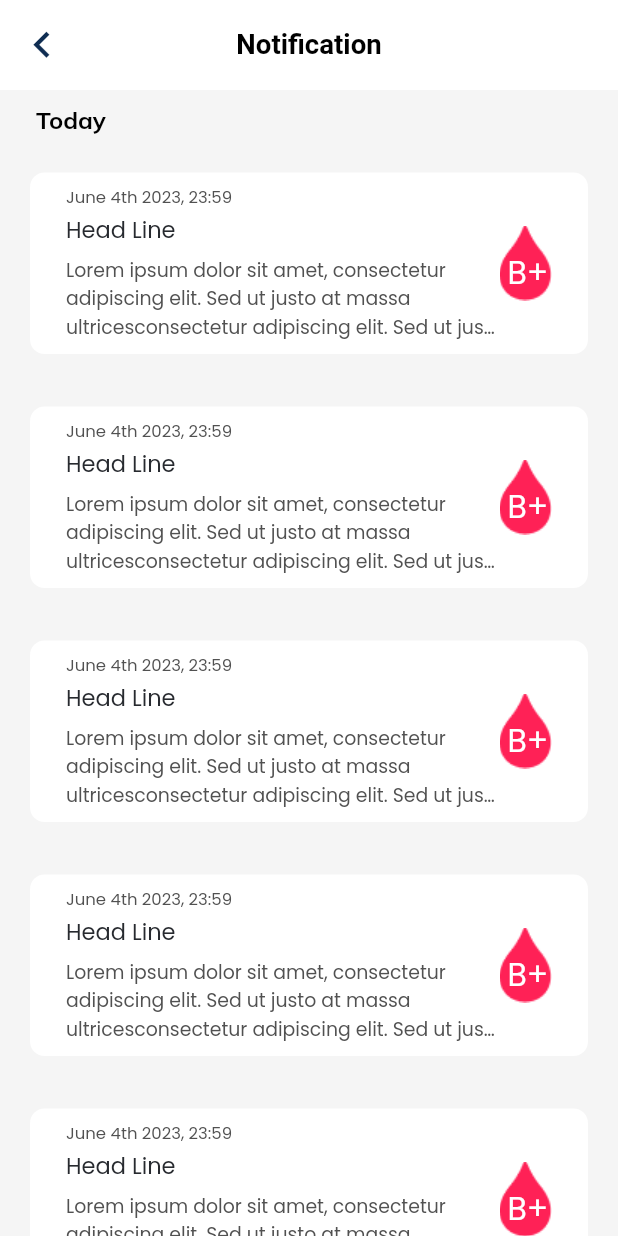
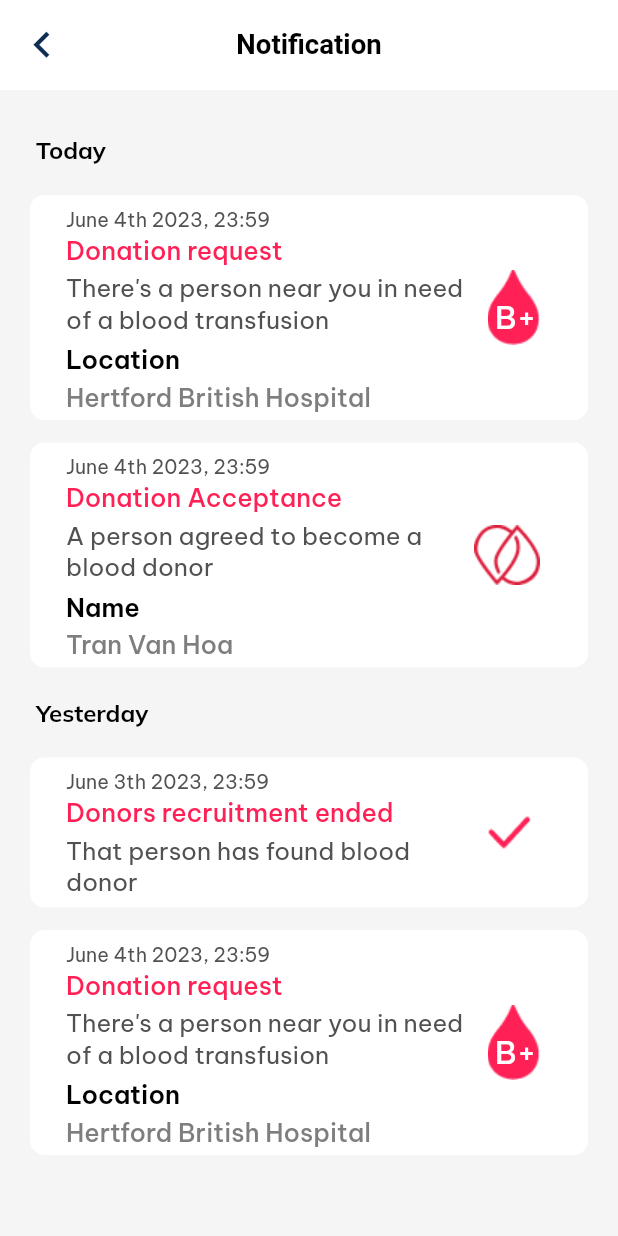
Before and after one commit to dscdut/bloodbond, a Flutter app: the _NotificationView screen opened directly, on a phone screen of 412 x 824 dp. Run offline on Flutter 3.47's test engine with Material 2 defaults, Android fonts, the phone set to English and light mode, and no system bars; our stand-ins replace bloc, carousel_slider, dio, dropdown_button2, easy_localization, equatable and 11 more; missing offline and left inert: flutter_polyline_points, google_maps_flutter_android, google_maps_flutter_platform_interface; accounts and stored records are empty.

```diff
--- a/mobile/lib/common/theme/color_styles.dart
+++ b/mobile/lib/common/theme/color_styles.dart
@@ -44,4 +44,5 @@ abstract class ColorStyles {
   static const Color cultured = Color(0xFFF5F5F5);
   static const Color concrete = Color(0xFFF2F2F2);
   static const Color silver = Color(0xFFBEBEBE);
+  static const Color boldGray = Color(0xFF7E7E7E);
 }
--- a/mobile/lib/features/auth/widgets/login_footer.widget.dart
+++ b/mobile/lib/features/auth/widgets/login_footer.widget.dart
@@ -18,7 +18,7 @@ class _LoginFooterState extends State<LoginFooter> {
     return Column(
       children: [
         Padding(
-          padding: const EdgeInsets.symmetric(vertical: 10),
+          padding: const EdgeInsets.symmetric(),
           child: Row(
             mainAxisAlignment: MainAxisAlignment.center,
             children: [
--- a/mobile/lib/features/auth/widgets/login_form.widget.dart
+++ b/mobile/lib/features/auth/widgets/login_form.widget.dart
@@ -52,6 +52,7 @@ class _LoginFormState extends State<LoginForm> {
           Padding(
             padding: const EdgeInsets.fromLTRB(40, 5, 40, 0),
             child: AppTextFormField(
+              isObscure: true,
               hintText: LocaleKeys.validator_password_required.tr(),
               fillColor: ColorStyles.concrete,
               hintColor: ColorStyles.silver,
--- a/mobile/lib/features/auth/widgets/login_other_method.widget.dart
+++ b/mobile/lib/features/auth/widgets/login_other_method.widget.dart
@@ -18,7 +18,7 @@ class _LoginOtherMethodState extends State<LoginOtherMethod> {
     return Column(
       children: [
         Padding(
-          padding: const EdgeInsets.symmetric(vertical: 5),
+          padding: const EdgeInsets.symmetric(),
           child: Row(
             children: [
               Expanded(
--- a/mobile/lib/features/find_donors/widgets/campaign_card.dart
+++ b/mobile/lib/features/find_donors/widgets/campaign_card.dart
@@ -11,7 +11,7 @@ class CampaignCard extends StatelessWidget {
   @override
   Widget build(BuildContext context) {
     return Padding(
-      padding: const EdgeInsets.fromLTRB(20, 10, 20, 10),
+      padding: const EdgeInsets.fromLTRB(10, 10, 10, 10),
       child: Container(
         width: 336,
         height: 172,
@@ -24,7 +24,15 @@ class CampaignCard extends StatelessWidget {
             const SizedBox(
               height: 3,
             ),
-            Image.asset(campaignImage),
+            Padding(
+              padding: const EdgeInsets.fromLTRB(5, 2, 5, 0),
+              child: Image.asset(
+                campaignImage,
+                height: 125,
+                width: double.infinity,
+                fit: BoxFit.fill,
+              ),
+            ),
             const SizedBox(
               height: 4.5,
             ),
@@ -48,7 +56,7 @@ class CampaignCard extends StatelessWidget {
                 textAlign: TextAlign.left,
                 style: TextStyle(
                   color: Color(0xFF272A2F),
-                  fontSize: 13,
+                  fontSize: 16,
                   fontFamily: 'BeVietNamPro',
                   fontWeight: FontWeight.w600,
                 ),
--- a/mobile/lib/features/map/bloc/map/map.bloc.dart
+++ b/mobile/lib/features/map/bloc/map/map.bloc.dart
@@ -57,7 +57,8 @@ class MapsBloc extends Bloc<MapsEvent, MapsState> {
     final Uint8List customMarker = await getBytesFromAsset(
       path:
           Assets.icons.maps.icMyLocationPng.path, //paste the custom image path
-      width: 100, // size of custom image as marker
+      width: 50
+      , // size of custom image as marker
     );
 
     final Set<Marker> myLocationMarker = {
@@ -125,7 +126,7 @@ class MapsBloc extends Bloc<MapsEvent, MapsState> {
       final Uint8List customMarker = await getBytesFromAsset(
         path: Assets
             .icons.maps.icMyLocationPng.path, //paste the custom image path
-        width: 100, // size of custom image as marker
+        width: 50, // size of custom image as marker
       );
 
       final Set<Marker> markers = {
--- a/mobile/lib/features/map/view/map.view.dart
+++ b/mobile/lib/features/map/view/map.view.dart
@@ -1,5 +1,4 @@
 import 'dart:async';
-import 'dart:developer';
 
 import 'package:bloodbond/common/constants/blood_enum.dart';
 import 'package:bloodbond/common/constants/constants.dart';
@@ -57,6 +56,7 @@ class _MapPageState extends State<MapPage> {
     PolylineResult result = await polylinePoints.getRouteBetweenCoordinates(
       AppFlavor.googleMapApiKey,
       PointLatLng(state.myLocation!.latitude, state.myLocation!.longitude),
+      PointLatLng(defaultLocation.latitude, defaultLocation.longitude),
     );
 
     this.polylineCoordinates = polylineCoordinates;
@@ -213,7 +213,7 @@ class _MapView extends StatelessWidget {
                 Circle(
                   circleId: const CircleId('myLocation'),
                   center: state.myLocation ?? defaultLocation,
-                  radius: (5) * 1000,
+                  radius: (5) * 500,
                   fillColor: const Color(0xFFFF2156).withOpacity(0.1),
                   strokeColor: Colors.transparent,
                   strokeWidth: 0,
--- a/mobile/lib/features/my_information/widgets/avatar_blood_name.widget.dart
+++ b/mobile/lib/features/my_information/widgets/avatar_blood_name.widget.dart
@@ -1,6 +1,5 @@
-import 'package:bloodbond/common/constants/blood_enum.dart';
 import 'package:bloodbond/common/theme/text_styles.dart';
-import 'package:bloodbond/common/widgets/blood_type.widget.dart';
+import 'package:bloodbond/generated/assets.gen.dart';
 import 'package:flutter/material.dart';
 import 'package:flutter_screenutil/flutter_screenutil.dart';
 
@@ -15,20 +14,12 @@ class AvatarBloodName extends StatelessWidget {
           clipBehavior: Clip.none,
           children: [
             ClipOval(
-              child: Image.network(
-                'https://images.thedirect.com/media/article_full/avatar-sons.jpg',
+              child: Assets.icons.profile.avatar.image(
                 width: 100,
                 height: 100,
                 fit: BoxFit.cover,
               ),
             ),
-            // Positioned(
-            //   bottom: -15,
-            //   right: -10,
-            //   child: BloodTypeWidget(
-            //     bloodType: BloodType.abPlus.name,
-            //   ),
-            // ),
           ],
         ),
         SizedBox(
--- a/mobile/lib/features/my_information/widgets/certificates_box.widget.dart
+++ b/mobile/lib/features/my_information/widgets/certificates_box.widget.dart
@@ -30,7 +30,7 @@ class CertificateBox extends StatelessWidget {
         children: [
           Padding(
             padding: const EdgeInsets.only(left: 24, top: 10),
-            child: Container(
+            child: SizedBox(
               width: 260,
               child: Column(
                 crossAxisAlignment: CrossAxisAlignment.start,
--- a/mobile/lib/features/notification/view/notification.view.dart
+++ b/mobile/lib/features/notification/view/notification.view.dart
@@ -1,4 +1,5 @@
 import 'package:bloodbond/common/theme/app_size.dart';
+import 'package:bloodbond/common/theme/color_styles.dart';
 import 'package:bloodbond/common/widgets/common_app_bar.widget.dart';
 import 'package:bloodbond/generated/assets.gen.dart';
 import 'package:flutter/material.dart';
@@ -6,7 +7,7 @@ import 'package:flutter_bloc/flutter_bloc.dart';
 import 'package:bloodbond/features/notification/bloc/notification.bloc.dart';
 
 class NotificationPage extends StatelessWidget {
-  const NotificationPage({super.key});
+  const NotificationPage({Key? key}) : super(key: key);
 
   @override
   Widget build(BuildContext context) {
@@ -20,6 +21,133 @@ class NotificationPage extends StatelessWidget {
 class _NotificationView extends StatelessWidget {
   const _NotificationView();
 
+  Widget _buildDateHeader(String text) {
+    return Padding(
+      padding: const EdgeInsets.only(top: 10, bottom: 5, left: 4),
+      child: Text(
+        text,
+        style: const TextStyle(
+          fontSize: 16,
+          fontWeight: FontWeight.w600,
+          color: Color(0xFF000000),
+        ),
+      ),
+    );
+  }
+
+  Widget _buildNotificationItem(
+    double height,
+    String date,
+    String title,
+    String content,
+    String location,
+    String information,
+    Image imageAsset,
+    bool showBloodType,
+    bool showLocationInfo,
+  ) {
+    return Container(
+      margin: const EdgeInsets.only(top: 5),
+      width: double.infinity,
+      height: height,
+      padding: const EdgeInsets.symmetric(horizontal: 24, vertical: 8),
+      decoration: BoxDecoration(
+        color: Colors.white,
+        borderRadius: BorderRadius.circular(9.68),
+      ),
+      child: Row(
+        children: [
+          Expanded(
+            child: Column(
+              mainAxisSize: MainAxisSize.min,
+              crossAxisAlignment: CrossAxisAlignment.start,
+              children: [
+                Text(
+                  date,
+                  style: const TextStyle(
+                    fontFamily: 'BeVietnamPro',
+                    fontSize: 13,
+                    color: Color(0xFF515151),
+                  ),
+                ),
+                const SizedBox(height: 2),
+                Text(
+                  title,
+                  style: const TextStyle(
+                    fontFamily: 'BeVietnamPro',
+                    fontSize: 17,
+                    fontWeight: FontWeight.w500,
+                    color: ColorStyles.primary,
+                  ),
+                ),
+                const SizedBox(height: 3),
+                Text(
+                  content,
+                  style: const TextStyle(
+                    fontFamily: 'BeVietnamPro',
+                    fontSize: 16.5,
+                    color: Color(0xFF515151),
+                  ),
+                  maxLines: 3,
+                  overflow: TextOverflow.ellipsis,
+                ),
+                const SizedBox(height: 3),
+                if (showLocationInfo) // Hiển thị thông tin Location khi cần
+                  Column(
+                    crossAxisAlignment: CrossAxisAlignment.start,
+                    children: [
+                      const SizedBox(height: 3),
+                      Text(
+                        location, // Sử dụng thông tin location
+                        style: const TextStyle(
+                          fontFamily: 'BeVietnamPro',
+                          fontSize: 17,
+                          fontWeight: FontWeight.w600,
+                          color: Colors.black,
+                        ),
+                      ),
+                      const SizedBox(height: 3),
+                      Text(
+                        information, // Sử dụng thông tin information
+                        style: const TextStyle(
+                          fontFamily: 'BeVietnamPro',
+                          fontSize: 17,
+                          fontWeight: FontWeight.w500,
+                          color: ColorStyles.boldGray,
+                        ),
+                      ),
+                    ],
+                  ),
+              ],
+            ),
+          ),
+          Padding(
+            padding: const EdgeInsets.all(8.0),
+            child: Stack(
+              children: [
+                imageAsset,
+                if (showBloodType)
+                  const Positioned(
+                    right: 2.5,
+                    bottom: 5,
+                    child: Text(
+                      'B+',
+                      style: TextStyle(
+                        fontFamily: 'BeVietnamPro',
+                        fontSize: 21,
+                        fontWeight: FontWeight.w500,
+                        color: Colors.white,
+                      ),
+                    ),
+                  ),
+              ],
+            ),
+          )
+        ],
+      ),
+    );
+  }
+
   @override
   Widget build(BuildContext context) {
     return BlocBuilder<NotificationBloc, NotificationState>(
@@ -31,98 +159,69 @@ class _NotificationView extends StatelessWidget {
           ),
           backgroundColor: const Color(0xFFF5F5F5),
           body: ListView.separated(
-            padding: const EdgeInsets.only(
-              left: AppSize.horizontalSpace,
-              right: AppSize.horizontalSpace,
-              bottom: AppSize.horizontalSpace + kBottomNavigationBarHeight,
+            padding: const EdgeInsets.symmetric(
+              horizontal: AppSize.horizontalSpace,
+              vertical: AppSize.horizontalSpace,
             ),
-            itemCount: 11, // Increase the item count to include the header
+            itemCount: 6,
             separatorBuilder: (context, index) => const SizedBox(height: 10),
             itemBuilder: (context, index) {
-              if (index == 0) {
-                return const Padding(
-                  padding: EdgeInsets.only(top: 10, bottom: 5, left: 4),
-                  child: Text(
-                    'Today',
-                    style: TextStyle(
-                      fontSize: 16,
-                      fontWeight: FontWeight.w600,
-                      color: Color(0xFF000000),
-                    ),
-                  ),
-                );
+              switch (index) {
+                case 0:
+                  return _buildDateHeader('Today');
+                case 1:
+                  return _buildNotificationItem(
+                    150,
+                    'June 4th 2023, 23:59',
+                    'Donation request',
+                    "There's a person near you in need of a blood transfusion",
+                    'Location',
+                    'Hertford British Hospital',
+                    Assets.icons.notification.blood.image(),
+                    true,
+                    true,
+                  );
+                case 2:
+                  return _buildNotificationItem(
+                    150,
+                    'June 4th 2023, 23:59',
+                    'Donation Acceptance',
+                    'A person agreed to become a blood donor',
+                    'Name',
+                    'Tran Van Hoa',
+                    Assets.icons.notification.doubleBlood.image(),
+                    false,
+                    true,
+                  );
+                case 3:
+                  return _buildDateHeader('Yesterday');
+                case 4:
+                  return _buildNotificationItem(
+                    100,
+                    'June 3th 2023, 23:59',
+                    'Donors recruitment ended',
+                    'That person has found blood donor',
+                    '',
+                    '',
+                    Assets.icons.notification.checkedIcon.image(),
+                    false,
+                    false,
+                  );
+                case 5:
+                  return _buildNotificationItem(
+                    150,
+                    'June 4th 2023, 23:59',
+                    'Donation request',
+                    "There's a person near you in need of a blood transfusion",
+                    'Location',
+                    'Hertford British Hospital',
+                    Assets.icons.notification.blood.image(),
+                    true,
+                    true,
+                  );
+                default:
+                  return null;
               }
-              return Container(
-                margin: const EdgeInsets.only(top: 10, bottom: 15),
-                width: double.infinity,
-                height: 121,
-                padding:
-                    const EdgeInsets.symmetric(horizontal: 24, vertical: 8),
-                decoration: BoxDecoration(
-                  color: Colors.white,
-                  borderRadius: BorderRadius.circular(9.68),
-                ),
-                child: Row(
-                  children: [
-                    Expanded(
-                      child: Column(
-                        mainAxisSize: MainAxisSize.min,
-                        crossAxisAlignment: CrossAxisAlignment.start,
-                        children: const [
-                          Text(
-                            'June 4th 2023, 23:59',
-                            style: TextStyle(
-                              fontFamily: 'Poppins',
-                              fontSize: 11,
-                              color: Color(0xFF515151),
-                            ),
-                          ),
-                          SizedBox(height: 2),
-                          Text(
-                            'Head Line',
-                            style: TextStyle(
-                              fontFamily: 'Poppins',
-                              fontSize: 15,
-                              color: Color(0xFF272A2F),
-                            ),
-                          ),
-                          SizedBox(height: 6),
-                          Text(
-                            'Lorem ipsum dolor sit amet, '
-                            'consectetur adipiscing elit. Sed ut justo at massa ultrices'
-                            'consectetur adipiscing elit. Sed ut justo at massa ultrices'
-                            'consectetur adipiscing elit. Sed ut justo at massa ultrices',
-                            style: TextStyle(
-                              fontFamily: 'Poppins',
-                              fontSize: 12.58,
-                              color: Color(0xFF515151),
-                            ),
-                            maxLines: 3,
-                            overflow: TextOverflow.ellipsis,
-                          ),
-                        ],
-                      ),
-                    ),
-                    Stack(
-                      children: [
-                        Assets.icons.notification.blood.image(),
-                        const Positioned(
-                          right: 2.5,
-                          bottom: 3,
-                          child: Text(
-                            'B+',
-                            style: TextStyle(
-                              fontFamily: 'Poppins',
-                              fontSize: 21,
-                              color: Colors.white,
-                            ),
-                          ),
-                        ),
-                      ],
-                    )
-                  ],
-                ),
-              );
             },
           ),
         );
--- a/mobile/lib/flavors.dart
+++ b/mobile/lib/flavors.dart
@@ -24,11 +24,11 @@ class AppFlavor {
   static String get title {
     switch (appFlavor) {
       case Flavor.DEV:
-        return 'BloodChain DEV';
+        return 'BloodBond DEV';
       case Flavor.QA:
-        return 'BloodChain QA';
+        return 'BloodBond QA';
       case Flavor.STAGING:
-        return 'BloodChain';
+        return 'BloodBond';
       default:
         return 'title';
     }
--- a/mobile/lib/router/app_router.dart
+++ b/mobile/lib/router/app_router.dart
@@ -1,3 +1,5 @@
+import 'package:bloodbond/common/enums/page_transition_type.dart';
+import 'package:bloodbond/common/widgets/transition_page_route.dart';
 import 'package:bloodbond/data/models/nft.model.dart';
 import 'package:bloodbond/features/auth/auth.dart';
 import 'package:bloodbond/features/donation_request/donation_request.dart';
@@ -58,25 +60,28 @@ abstract class AppRouter {
           },
         );
       case welcome:
-        return MaterialPageRoute(
+        return TransitionPageRoute(
           settings: settings,
           builder: (_) {
             return const WelcomePage();
           },
+          type: PageTransitionType.fade,
         );
       case login:
-        return MaterialPageRoute(
+        return TransitionPageRoute(
           settings: settings,
           builder: (_) {
             return const LoginPage();
           },
+          type: PageTransitionType.fade,
         );
       case finish:
-        return MaterialPageRoute(
+        return TransitionPageRoute(
           settings: settings,
           builder: (_) {
             return const FinishVerifyPage();
           },
+          type: PageTransitionType.fade,
         );
       case forgotPassword:
         return MaterialPageRoute(
@@ -86,11 +91,12 @@ abstract class AppRouter {
           },
         );
       case root:
-        return MaterialPageRoute(
+        return TransitionPageRoute(
           settings: settings,
           builder: (_) {
             return const RootPage();
           },
+          type: PageTransitionType.fade,
         );
       case donationRequest:
         return MaterialPageRoute(
@@ -114,11 +120,12 @@ abstract class AppRouter {
           },
         );
       case myInformation:
-        return MaterialPageRoute(
+        return TransitionPageRoute(
           settings: settings,
           builder: (_) {
             return const MyInformationPage();
           },
+          type: PageTransitionType.fade,
         );
 
       case myForm:
```
Also changed, not shown: mobile/config_example.json (deleted, +0 -7 lines), mobile/assets/icons/launcher/app_icon.png, mobile/assets/icons/notification/checked_icon.png (added), mobile/assets/icons/notification/double_blood.png (added), mobile/lib/generated/assets.gen.dart, 12 other files.
